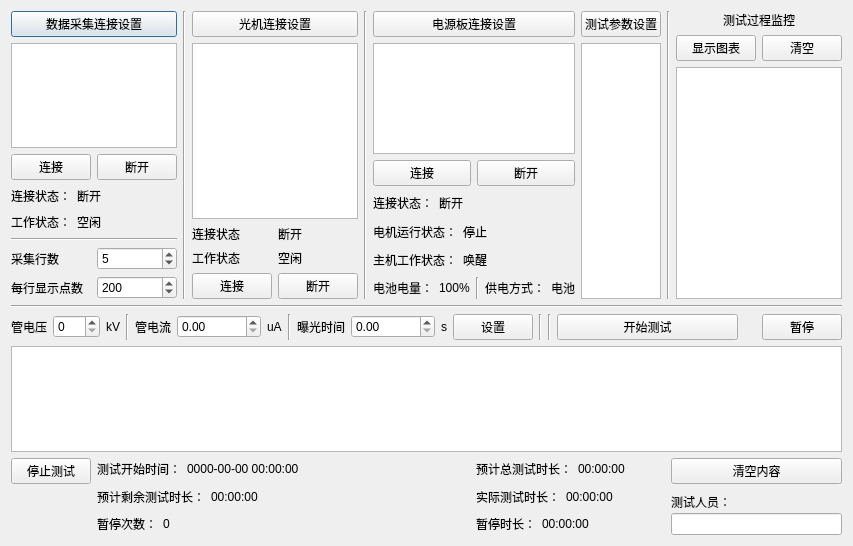
First picture: the form in main_dialog.ui, repository curious-heart/X-exposer-tool, before the edit.
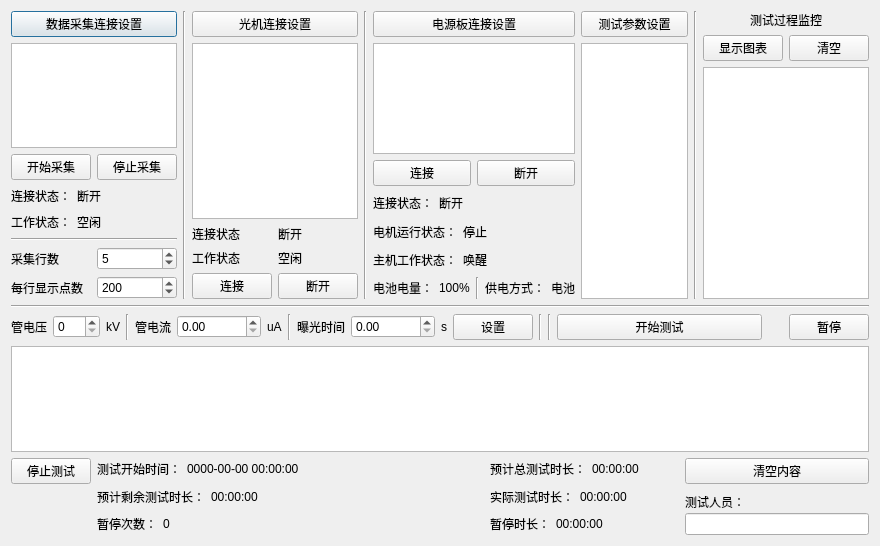
Second picture: the form after the edit.

```diff
--- a/main_dialog.ui
+++ b/main_dialog.ui
@@ -6,7 +6,7 @@
    <rect>
     <x>0</x>
     <y>0</y>
-    <width>804</width>
+    <width>880</width>
     <height>546</height>
    </rect>
   </property>
@@ -41,14 +41,14 @@
            <item>
             <widget class="QPushButton" name="dataCollConnPbt">
              <property name="text">
-              <string>连接</string>
+              <string>开始采集</string>
              </property>
             </widget>
            </item>
            <item>
             <widget class="QPushButton" name="dataCollDisconnPbt">
              <property name="text">
-              <string>断开</string>
+              <string>停止采集</string>
              </property>
             </widget>
            </item>
```
Left out of the diff: 4 changed lines with no effect on the pictures.
